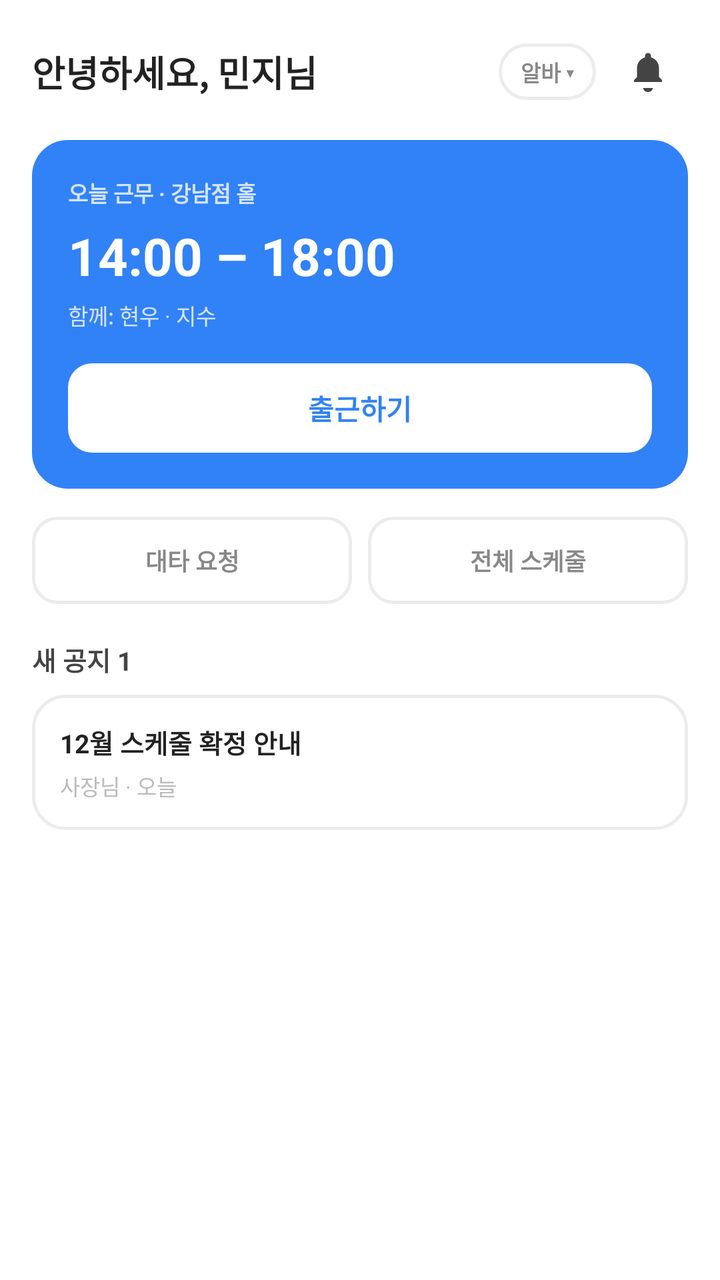
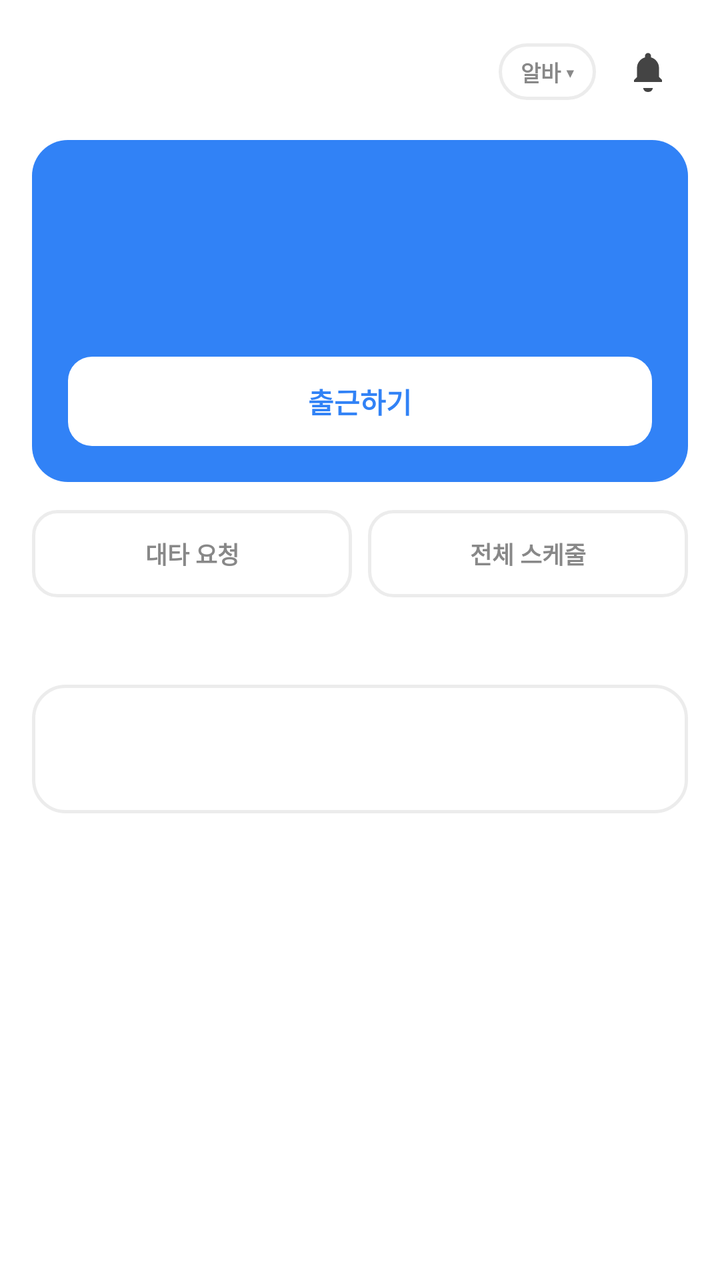

Before-and-after screenshots of an Android layout around one commit, followed by the original layout XML and the change that was made.
<!-- AndroidManifest.xml: application theme Theme.PTManagerEmployee -->
<!-- res/layout/fragment_home.xml -->
<?xml version="1.0" encoding="utf-8"?>
<androidx.core.widget.NestedScrollView xmlns:android="http://schemas.android.com/apk/res/android"
    android:layout_width="match_parent"
    android:layout_height="match_parent"
    android:background="@color/white"
    android:fillViewport="true">

    <LinearLayout
        android:layout_width="match_parent"
        android:layout_height="wrap_content"
        android:orientation="vertical"
        android:paddingHorizontal="16dp"
        android:paddingTop="16dp"
        android:paddingBottom="24dp">

        
        <LinearLayout
            android:layout_width="match_parent"
            android:layout_height="wrap_content"
            android:orientation="horizontal"
            android:gravity="center_vertical">

            <TextView
                android:id="@+id/tv_greeting"
                android:layout_width="0dp"
                android:layout_height="wrap_content"
                android:layout_weight="1"
                android:text="안녕하세요, 민지님"
                android:textColor="@color/text_primary"
                android:textSize="18sp"
                android:textStyle="bold" />

            <TextView
                android:layout_width="wrap_content"
                android:layout_height="wrap_content"
                android:background="@drawable/bg_pill"
                android:text="알바 ▾"
                android:textColor="@color/text_secondary"
                android:textSize="11sp"
                android:textStyle="bold"
                android:paddingHorizontal="11dp"
                android:paddingVertical="6dp" />

            <ImageView
                android:id="@+id/btn_bell"
                android:layout_width="40dp"
                android:layout_height="40dp"
                android:layout_marginStart="6dp"
                android:padding="8dp"
                android:src="@drawable/ic_bell"
                android:background="?attr/selectableItemBackgroundBorderless"
                android:contentDescription="알림" />
        </LinearLayout>

        
        <LinearLayout
            android:id="@+id/card_today"
            android:layout_width="match_parent"
            android:layout_height="wrap_content"
            android:layout_marginTop="14dp"
            android:orientation="vertical"
            android:background="@drawable/bg_today_card"
            android:padding="18dp"
            android:foreground="?attr/selectableItemBackground">

            <TextView
                android:id="@+id/tv_today_label"
                android:layout_width="wrap_content"
                android:layout_height="wrap_content"
                android:text="오늘 근무 · 강남점 홀"
                android:textColor="#D6E4FF"
                android:textSize="11sp"
                android:textStyle="bold" />

            <TextView
                android:id="@+id/tv_today_time"
                android:layout_width="wrap_content"
                android:layout_height="wrap_content"
                android:layout_marginTop="6dp"
                android:text="14:00 – 18:00"
                android:textColor="@color/white"
                android:textSize="26sp"
                android:textStyle="bold" />

            <TextView
                android:id="@+id/tv_today_with"
                android:layout_width="wrap_content"
                android:layout_height="wrap_content"
                android:layout_marginTop="4dp"
                android:text="함께: 현우 · 지수"
                android:textColor="#D6E4FF"
                android:textSize="11sp" />

            <TextView
                android:id="@+id/btn_checkin"
                android:layout_width="match_parent"
                android:layout_height="wrap_content"
                android:layout_marginTop="16dp"
                android:background="@drawable/bg_btn_white"
                android:text="출근하기"
                android:textColor="@color/brand_blue"
                android:textSize="14sp"
                android:textStyle="bold"
                android:gravity="center"
                android:paddingVertical="12dp"
                android:foreground="?attr/selectableItemBackground" />
        </LinearLayout>

        
        <LinearLayout
            android:layout_width="match_parent"
            android:layout_height="wrap_content"
            android:layout_marginTop="14dp"
            android:orientation="horizontal"
            android:baselineAligned="false">

            <TextView
                android:id="@+id/btn_sub_request"
                android:layout_width="0dp"
                android:layout_height="wrap_content"
                android:layout_weight="1"
                android:background="@drawable/bg_btn_outline_gray"
                android:text="대타 요청"
                android:textColor="@color/text_secondary"
                android:textSize="12sp"
                android:textStyle="bold"
                android:gravity="center"
                android:paddingVertical="13dp"
                android:foreground="?attr/selectableItemBackground" />

            <TextView
                android:id="@+id/btn_all_schedule"
                android:layout_width="0dp"
                android:layout_height="wrap_content"
                android:layout_weight="1"
                android:layout_marginStart="8dp"
                android:background="@drawable/bg_btn_outline_gray"
                android:text="전체 스케줄"
                android:textColor="@color/text_secondary"
                android:textSize="12sp"
                android:textStyle="bold"
                android:gravity="center"
                android:paddingVertical="13dp"
                android:foreground="?attr/selectableItemBackground" />
        </LinearLayout>

        
        <TextView
            android:layout_width="wrap_content"
            android:layout_height="wrap_content"
            android:layout_marginTop="18dp"
            android:text="새 공지 1"
            android:textColor="#444444"
            android:textSize="13sp"
            android:textStyle="bold" />

        <LinearLayout
            android:layout_width="match_parent"
            android:layout_height="wrap_content"
            android:layout_marginTop="8dp"
            android:orientation="vertical"
            android:background="@drawable/bg_card"
            android:padding="14dp">

            <TextView
                android:layout_width="wrap_content"
                android:layout_height="wrap_content"
                android:text="12월 스케줄 확정 안내"
                android:textColor="@color/text_primary"
                android:textSize="13sp"
                android:textStyle="bold" />

            <TextView
                android:layout_width="wrap_content"
                android:layout_height="wrap_content"
                android:layout_marginTop="4dp"
                android:text="사장님 · 오늘"
                android:textColor="@color/text_hint"
                android:textSize="11sp" />
        </LinearLayout>
    </LinearLayout>
</androidx.core.widget.NestedScrollView>
<!-- resources referenced by this layout -->
<resources>
  <color name="brand_blue">#3182F6</color>
  <color name="text_hint">#BBBBBB</color>
  <color name="text_primary">#222222</color>
  <color name="text_secondary">#888888</color>
  <color name="white">#FFFFFFFF</color>
  <!-- drawable bg_btn_outline_gray (drawable) -->
  <?xml version="1.0" encoding="utf-8"?>
  <shape xmlns:android="http://schemas.android.com/apk/res/android" android:shape="rectangle">
      <solid android:color="@color/white" />
      <corners android:radius="12dp" />
      <stroke android:width="1.5dp" android:color="@color/border" />
  </shape>
  <!-- drawable bg_btn_white (drawable) -->
  <?xml version="1.0" encoding="utf-8"?>
  <shape xmlns:android="http://schemas.android.com/apk/res/android" android:shape="rectangle">
      <solid android:color="@color/white" />
      <corners android:radius="12dp" />
  </shape>
  <!-- drawable bg_card (drawable) -->
  <?xml version="1.0" encoding="utf-8"?>
  <shape xmlns:android="http://schemas.android.com/apk/res/android" android:shape="rectangle">
      <solid android:color="@color/white" />
      <corners android:radius="16dp" />
      <stroke android:width="1.5dp" android:color="@color/border" />
  </shape>
  <!-- drawable bg_pill (drawable) -->
  <?xml version="1.0" encoding="utf-8"?>
  <shape xmlns:android="http://schemas.android.com/apk/res/android" android:shape="rectangle">
      <solid android:color="@color/white" />
      <corners android:radius="999dp" />
      <stroke android:width="1.5dp" android:color="@color/border" />
  </shape>
  <!-- drawable bg_today_card (drawable) -->
  <?xml version="1.0" encoding="utf-8"?>
  <shape xmlns:android="http://schemas.android.com/apk/res/android" android:shape="rectangle">
      <solid android:color="@color/brand_blue" />
      <corners android:radius="18dp" />
  </shape>
  <!-- drawable ic_bell (drawable) -->
  <vector xmlns:android="http://schemas.android.com/apk/res/android"
      android:width="24dp" android:height="24dp"
      android:viewportWidth="24" android:viewportHeight="24">
      <path android:fillColor="#444444"
          android:pathData="M12,22a2.5,2.5 0,0 0,2.45 -2H9.55A2.5,2.5 0,0 0,12 22zM19,17v-1l-1.5,-1.5V10a5.5,5.5 0,0 0,-4 -5.3V4a1.5,1.5 0,0 0,-3 0v0.7A5.5,5.5 0,0 0,6.5 10v4.5L5,16v1z" />
  </vector>
  <style name="Theme.PTManagerEmployee" parent="Base.Theme.PTManagerEmployee" />
  <color name="border">#ECECEC</color>
  <style name="Base.Theme.PTManagerEmployee" parent="Theme.Material3.Light.NoActionBar">
          <item name="colorPrimary">@color/brand_blue</item>
          <item name="colorOnPrimary">@color/white</item>
          <item name="colorSurface">@color/white</item>
          <item name="colorOnSurface">@color/text_primary</item>
          <item name="android:colorBackground">@color/white</item>
          <item name="android:statusBarColor">@color/white</item>
          <item name="android:navigationBarColor">@color/white</item>
          <item name="android:windowLightStatusBar">true</item>
          <item name="android:windowLightNavigationBar" tools:targetApi="o_mr1">true</item>
      </style>
</resources>

<!-- the commit's change to res/layout/fragment_home.xml (unified diff, before → after) -->
@@ -25,7 +25,7 @@
                 android:layout_width="0dp"
                 android:layout_height="wrap_content"
                 android:layout_weight="1"
-                android:text="안녕하세요, 민지님"
+                android:text=""
                 android:textColor="@color/text_primary"
                 android:textSize="18sp"
                 android:textStyle="bold" />
@@ -67,7 +67,7 @@
                 android:id="@+id/tv_today_label"
                 android:layout_width="wrap_content"
                 android:layout_height="wrap_content"
-                android:text="오늘 근무 · 강남점 홀"
+                android:text=""
                 android:textColor="#D6E4FF"
                 android:textSize="11sp"
                 android:textStyle="bold" />
@@ -77,7 +77,7 @@
                 android:layout_width="wrap_content"
                 android:layout_height="wrap_content"
                 android:layout_marginTop="6dp"
-                android:text="14:00 – 18:00"
+                android:text=""
                 android:textColor="@color/white"
                 android:textSize="26sp"
                 android:textStyle="bold" />
@@ -87,7 +87,7 @@
                 android:layout_width="wrap_content"
                 android:layout_height="wrap_content"
                 android:layout_marginTop="4dp"
-                android:text="함께: 현우 · 지수"
+                android:text=""
                 android:textColor="#D6E4FF"
                 android:textSize="11sp" />
 
@@ -149,7 +149,7 @@
             android:layout_width="wrap_content"
             android:layout_height="wrap_content"
             android:layout_marginTop="18dp"
-            android:text="새 공지 1"
+            android:text=""
             android:textColor="#444444"
             android:textSize="13sp"
             android:textStyle="bold" />
@@ -165,7 +165,7 @@
             <TextView
                 android:layout_width="wrap_content"
                 android:layout_height="wrap_content"
-                android:text="12월 스케줄 확정 안내"
+                android:text=""
                 android:textColor="@color/text_primary"
                 android:textSize="13sp"
                 android:textStyle="bold" />
@@ -174,7 +174,7 @@
                 android:layout_width="wrap_content"
                 android:layout_height="wrap_content"
                 android:layout_marginTop="4dp"
-                android:text="사장님 · 오늘"
+                android:text=""
                 android:textColor="@color/text_hint"
                 android:textSize="11sp" />
         </LinearLayout>
